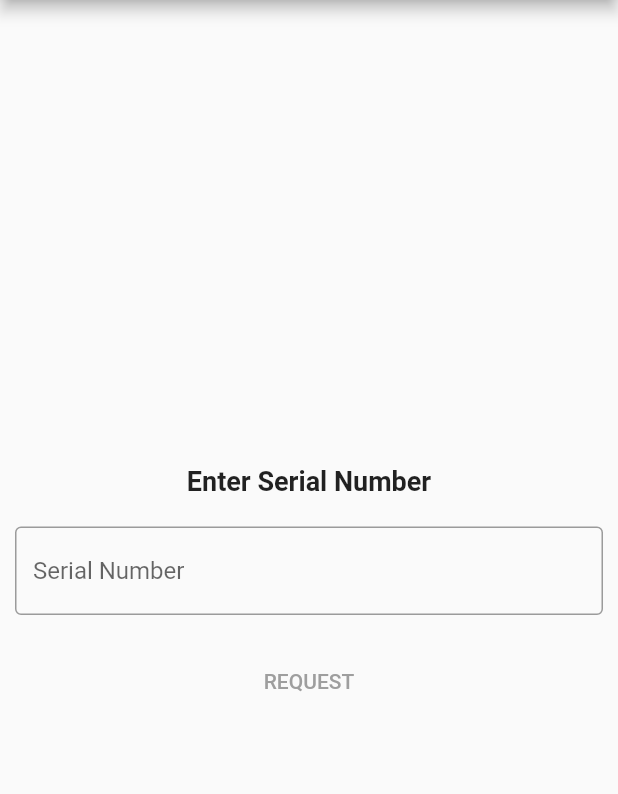
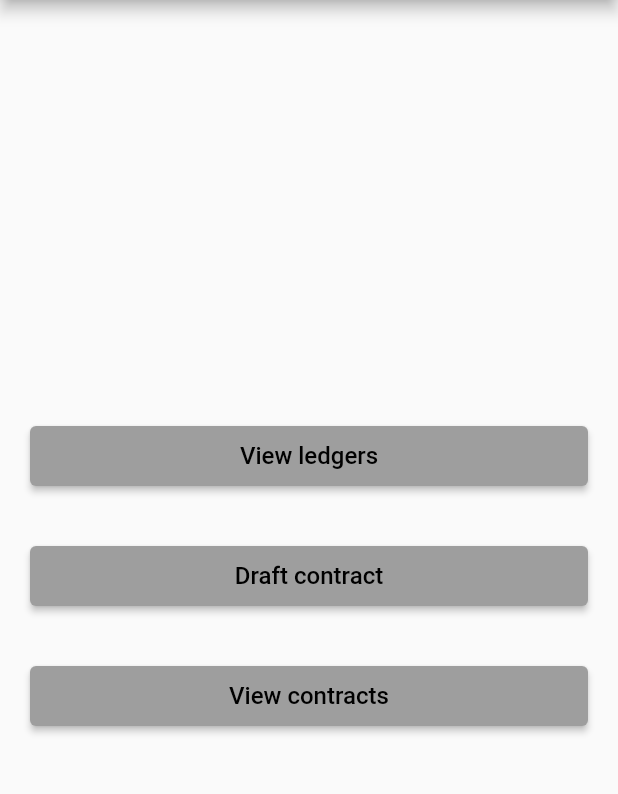
Before and after one commit to powzx/BlockSupply_Flutter, a Flutter app: the HomeScreen screen opened directly, on a phone screen of 412 x 824 dp, the part 84-878 px from its top. Run offline on Flutter 3.47's test engine with Material 2 defaults, Android fonts, the phone set to English and light mode, and no system bars; our stand-ins replace flutter_secure_storage, local_auth, syncfusion_flutter_charts, syncfusion_flutter_datagrid; missing offline and left inert: ecdsa, elliptic, mqtt_client, syncfusion_flutter_core; accounts and stored records are empty; statements that could not run were skipped.

Commit message:
Add view ledgers screen

```diff
--- a/lib/home_screen.dart
+++ b/lib/home_screen.dart
@@ -1,7 +1,6 @@
-import 'package:blocksupply_flutter/result_screen.dart';
 import 'package:blocksupply_flutter/signer.dart';
+import 'package:blocksupply_flutter/view_ledgers_screen.dart';
 import 'package:flutter/material.dart';
-import 'package:mqtt_client/mqtt_client.dart';
 import 'package:mqtt_client/mqtt_server_client.dart';
 
 class HomeScreen extends StatefulWidget {
@@ -20,8 +19,6 @@ class _HomeScreenState extends State<HomeScreen> {
   final Signer signer;
 
   _HomeScreenState({this.client, this.signer});
-
-  TextEditingController serialNumController = new TextEditingController();
 
   @override
   Widget build(BuildContext context) {
@@ -42,56 +39,46 @@ class _HomeScreenState extends State<HomeScreen> {
             mainAxisAlignment: MainAxisAlignment.center,
             crossAxisAlignment: CrossAxisAlignment.center,
             children: <Widget>[
-              Padding(
-                padding: EdgeInsets.fromLTRB(10, 20, 10, 0),
-                child: Align(
-                  alignment: Alignment.center,
-                  child: Text(
-                    "Enter Serial Number",
-                    style: TextStyle(
-                      fontSize: 18,
-                      fontWeight: FontWeight.bold,
-                    ),
-                  ),
-                ),
+              Container(
+                width: MediaQuery.of(context).size.width,
+                height: 80.0,
+                padding: EdgeInsets.all(20.0),
+                child: ElevatedButton(
+                    onPressed: () {
+                      Navigator.of(context).push(
+                          MaterialPageRoute(builder: (BuildContext context) {
+                            return ViewLedgersScreen(
+                              client: client,
+                              signer: signer,
+                            );
+                          }));
+                    },
+                    child: Text(
+                      "View ledgers",
+                      style: TextStyle(fontSize: 16.0),
+                    )),
               ),
-              Padding(
-                padding: EdgeInsets.fromLTRB(10, 20, 10, 0),
-                child: Align(
-                  alignment: Alignment.center,
-                  child: TextField(
-                    controller: serialNumController,
-                    decoration: InputDecoration(
-                      border: OutlineInputBorder(),
-                      hintText: 'Serial Number',
-                    ),
-                  ),
-                ),
+              Container(
+                width: MediaQuery.of(context).size.width,
+                height: 80.0,
+                padding: EdgeInsets.all(20.0),
+                child: ElevatedButton(
+                    onPressed: () {},
+                    child: Text(
+                      "Draft contract",
+                      style: TextStyle(fontSize: 16.0),
+                    )),
               ),
-              Padding(
-                padding: EdgeInsets.fromLTRB(10, 20, 10, 0),
-                child: Align(
-                  alignment: Alignment.center,
-                  child: TextButton(
-                    child: Text("REQUEST"),
-                    onPressed: () {
-                      final serialNum = serialNumController.text;
-
-                      var builder = MqttClientPayloadBuilder();
-                      String message =
-                          "{\"serialNum\":\"$serialNum\",\"userPubKey\":\"${this.signer.getPublicKeyHex()}\"}";
-
-                      builder.addString(message);
-
-                      client.publishMessage(
-                          getTopic, MqttQos.atLeastOnce, builder.payload);
-                      print(
-                          'Published message of topic: $getTopic and message: $message');
-
-                      serialNumController.clear();
-                    },
-                  ),
-                ),
+              Container(
+                width: MediaQuery.of(context).size.width,
+                height: 80.0,
+                padding: EdgeInsets.all(20.0),
+                child: ElevatedButton(
+                    onPressed: () {},
+                    child: Text(
+                      "View contracts",
+                      style: TextStyle(fontSize: 16.0),
+                    )),
               ),
             ],
           ),
--- a/lib/init_screen.dart
+++ b/lib/init_screen.dart
@@ -16,14 +16,14 @@ class InitScreen extends StatefulWidget {
   InitScreen({this.client, this.signer});
 
   @override
-  _InitScreen createState() => _InitScreen(client: client, signer: signer);
+  _InitScreenState createState() => _InitScreenState(client: client, signer: signer);
 }
 
-class _InitScreen extends State<InitScreen> {
+class _InitScreenState extends State<InitScreen> {
   final MqttServerClient client;
   final Signer signer;
 
-  _InitScreen({this.client, this.signer});
+  _InitScreenState({this.client, this.signer});
 
   @override
   void initState() {
--- a/lib/login_screen.dart
+++ b/lib/login_screen.dart
@@ -11,14 +11,14 @@ class LoginScreen extends StatefulWidget {
   LoginScreen({this.client, this.signer});
 
   @override
-  _LoginScreen createState() => _LoginScreen(client: client, signer: signer);
+  _LoginScreenState createState() => _LoginScreenState(client: client, signer: signer);
 }
 
-class _LoginScreen extends State<LoginScreen> {
+class _LoginScreenState extends State<LoginScreen> {
   final MqttServerClient client;
   final Signer signer;
 
-  _LoginScreen({this.client, this.signer});
+  _LoginScreenState({this.client, this.signer});
 
   @override
   Widget build(BuildContext context) {
--- a/lib/setup_screen.dart
+++ b/lib/setup_screen.dart
@@ -15,14 +15,14 @@ class SetupScreen extends StatefulWidget {
   SetupScreen({this.client, this.signer});
 
   @override
-  _SetupScreen createState() => _SetupScreen(client: client, signer: signer);
+  _SetupScreenState createState() => _SetupScreenState(client: client, signer: signer);
 }
 
-class _SetupScreen extends State<SetupScreen> {
+class _SetupScreenState extends State<SetupScreen> {
   final MqttServerClient client;
   final Signer signer;
 
-  _SetupScreen({this.client, this.signer});
+  _SetupScreenState({this.client, this.signer});
 
   TextEditingController _nameController = new TextEditingController();
 
```
Also changed, not shown: lib/view_ledgers_screen.dart (added, +93 -0 lines).
